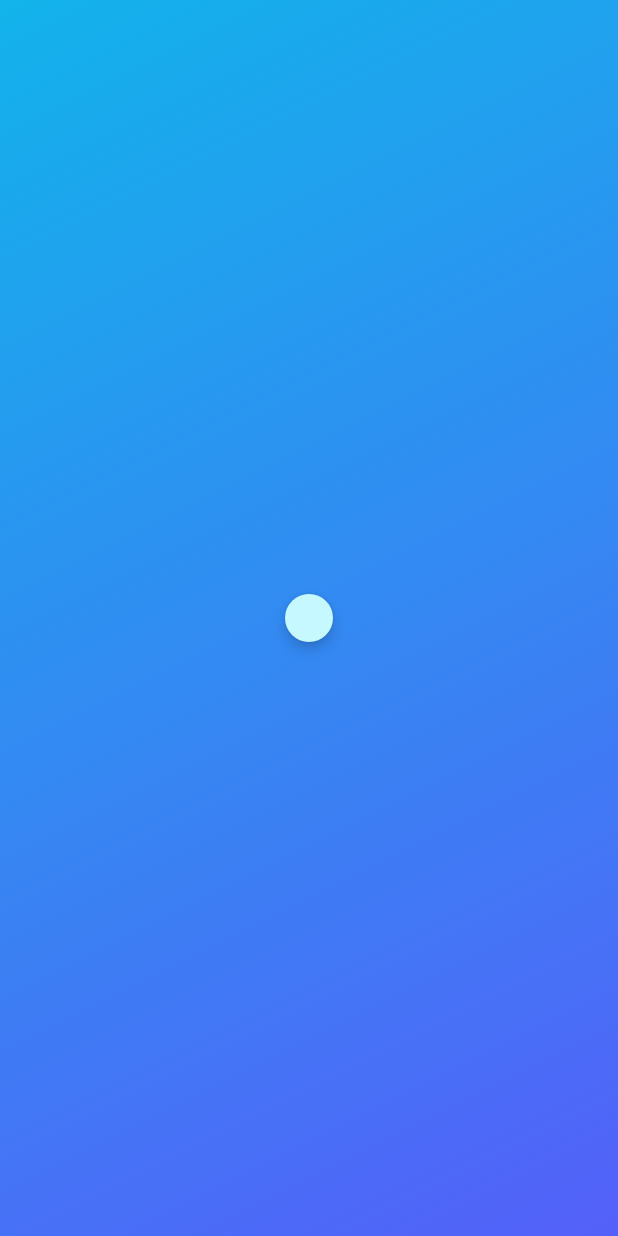
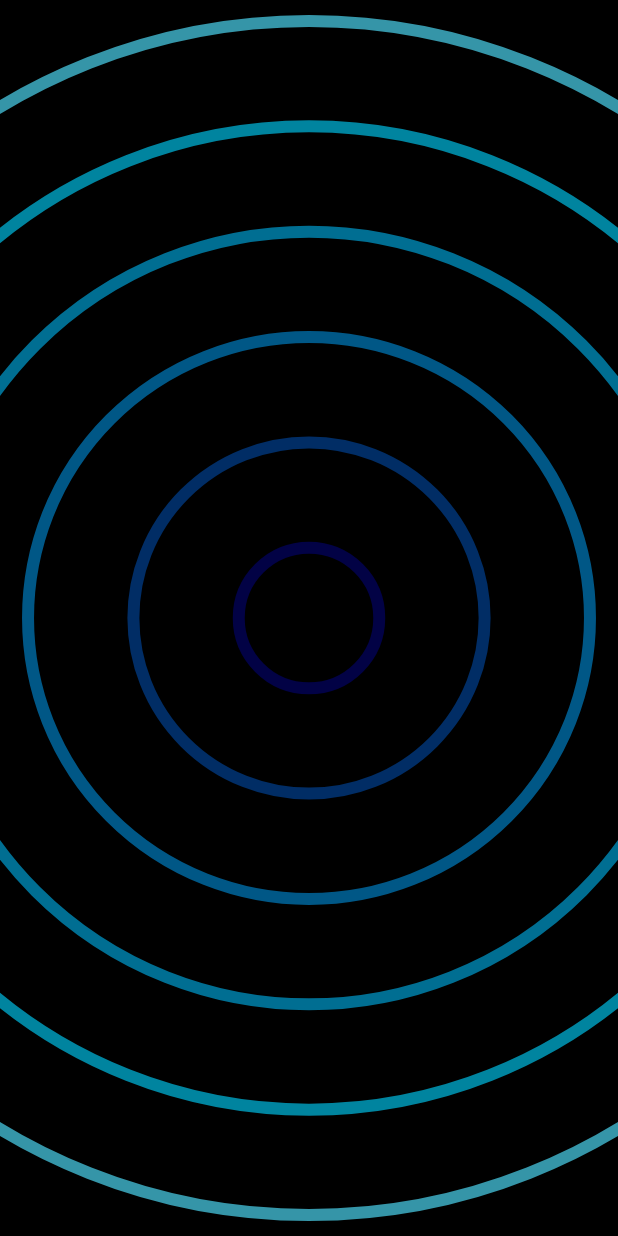
Before and after one commit to lightScout/lightlabs, an Android app built with Jetpack Compose: the screen it shows after launch (MainActivity), on a phone screen of 412 x 824 dp. Run offline under Robolectric (Android 15) with nearby library versions, the phone set to English and light mode, and no system bars.

Commit message:
add Ripple.kt

```diff
--- a/app/src/main/java/com/lightscout/lightlabs/MainActivity.kt
+++ b/app/src/main/java/com/lightscout/lightlabs/MainActivity.kt
@@ -3,9 +3,7 @@ package com.lightscout.lightlabs
 import android.os.Bundle
 import androidx.activity.ComponentActivity
 import androidx.activity.compose.setContent
-import com.lightscout.lightlabs.compose.animaiton.AnimateFloatAsState
-import com.lightscout.lightlabs.compose.animaiton.AnimatedContentSize
-import com.lightscout.lightlabs.compose.animaiton.AnimatedVisibility
+import com.lightscout.lightlabs.compose.animaiton.Ripple
 import com.lightscout.lightlabs.ui.theme.LightLabsTheme
 
 class MainActivity : ComponentActivity() {
@@ -14,7 +12,7 @@ class MainActivity : ComponentActivity() {
         setContent {
             LightLabsTheme {
                 // A surface container using the 'background' color from the theme
-                AnimateFloatAsState()
+                Ripple()
             }
         }
     }
--- /dev/null
+++ b/app/src/main/java/com/lightscout/lightlabs/compose/animaiton/Ripple.kt
@@ -0,0 +1,82 @@
+package com.lightscout.lightlabs.compose.animaiton
+
+import androidx.compose.animation.core.EaseOut
+import androidx.compose.animation.core.RepeatMode
+import androidx.compose.animation.core.animateFloat
+import androidx.compose.animation.core.infiniteRepeatable
+import androidx.compose.animation.core.rememberInfiniteTransition
+import androidx.compose.animation.core.tween
+import androidx.compose.foundation.Canvas
+import androidx.compose.foundation.background
+import androidx.compose.foundation.layout.Box
+import androidx.compose.foundation.layout.fillMaxSize
+import androidx.compose.runtime.Composable
+import androidx.compose.runtime.getValue
+import androidx.compose.ui.Alignment
+import androidx.compose.ui.Modifier
+import androidx.compose.ui.graphics.Color
+import androidx.compose.ui.graphics.StrokeCap
+import androidx.compose.ui.graphics.drawscope.Stroke
+import androidx.compose.ui.tooling.preview.Preview
+import com.lightscout.lightlabs.util.Util
+
+
+@Preview
+@Composable
+fun Ripple() {
+    // Remember the infinite transition for animations.
+    val infiniteTransition = rememberInfiniteTransition(label = "")
+
+    // Configure the infinite ripple radius animation.
+    val animatedRippleRadius by infiniteTransition.animateFloat(
+        initialValue = 2f,
+        targetValue = 80f,
+        animationSpec = infiniteRepeatable(
+            tween(durationMillis = 3400, easing = EaseOut),
+            repeatMode = RepeatMode.Restart
+        ), label = ""
+    )
+
+    // Configure the infinite ripple alpha animation.
+    val animatedRippleAlpha by infiniteTransition.animateFloat(
+        initialValue = 0f,
+        targetValue = 1f,
+        animationSpec = infiniteRepeatable(
+            tween(durationMillis = 1700, easing = EaseOut),
+            repeatMode = RepeatMode.Reverse
+        ), label = ""
+    )
+
+    // Convert the hex color list to a list of Color objects.
+    val colorList = Util().convertHexListToColorList(
+        listOf(
+            "03045e", "023e8a", "0077b6", "0096c7", "00b4d8", "48cae4", "90e0ef", "ade8f4", "03045e",
+            "03045e", "023e8a", "0077b6",
+        )
+    )
+
+    Box(
+        modifier = Modifier
+            .fillMaxSize()
+            .background(Color.Black),
+        contentAlignment = Alignment.Center
+    ) {
+        // Initialize alpha factor to modulate color transparency.
+        var alphaFactor = 1f
+        // Define decrement factor to determine how much to decrease alpha with each iteration.
+        val decrementFactor = .05f / colorList.size
+
+        // Loop through each color and draw a circle with varying alpha and radius.
+        for ((index, color) in colorList.withIndex()) {
+            Canvas(modifier = Modifier.fillMaxSize()) {
+                drawCircle(
+                    color = color.copy(alpha = animatedRippleAlpha * alphaFactor),
+                    radius = animatedRippleRadius * ((index * 1.5) + 1).toFloat(),
+                    center = center,
+                    style = Stroke(width = 12f, cap = StrokeCap.Round),
+                )
+            }
+            alphaFactor -= decrementFactor // Decrease the alpha factor for the next circle.
+        }
+    }
+}
--- /dev/null
+++ b/app/src/main/java/com/lightscout/lightlabs/util/Util.kt
@@ -0,0 +1,12 @@
+package com.lightscout.lightlabs.util
+
+import androidx.compose.ui.graphics.Color
+
+class Util {
+
+    fun convertHexListToColorList(hexList: List<String>): List<Color> {
+        return hexList.map {
+            Color(android.graphics.Color.parseColor("#${it}"))
+        }
+    }
+}
```
